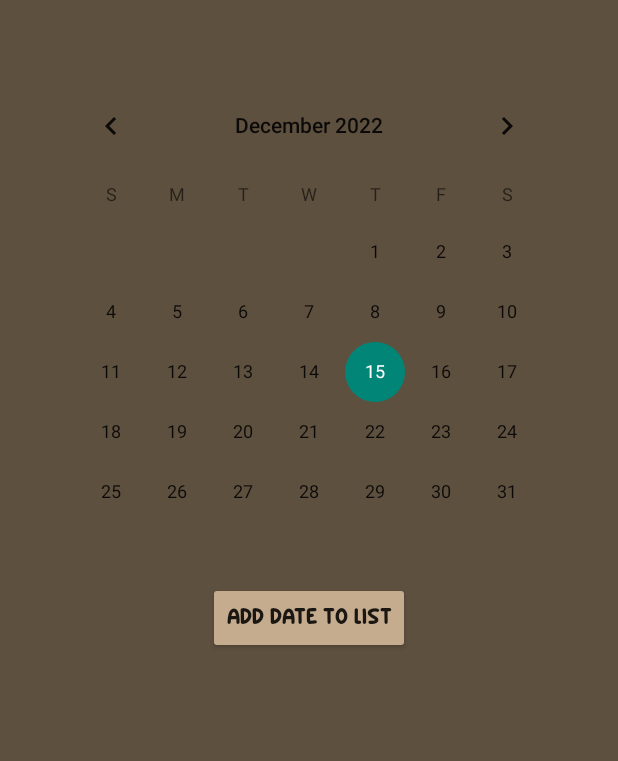
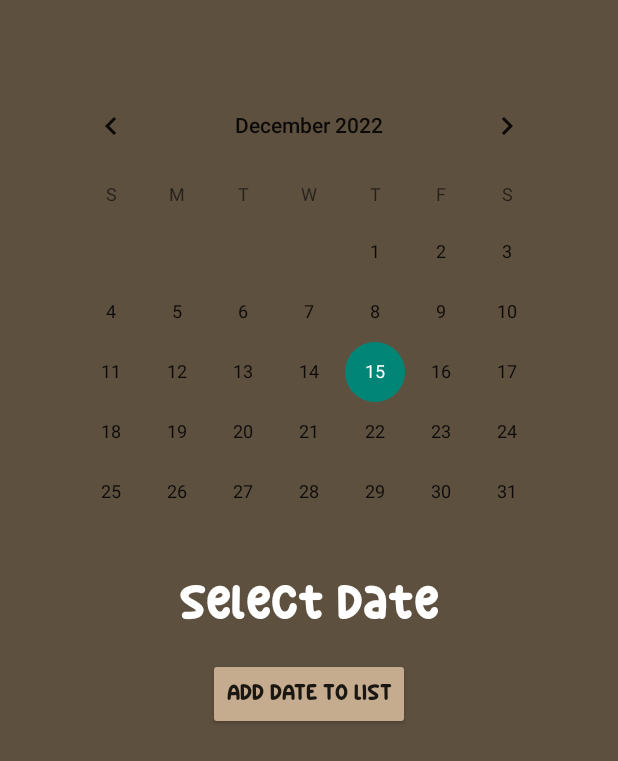
Before and after one commit to AlexaGTorres/Planner, an Android app: the Calender screen opened directly, with no data from a screen before it, on a phone screen of 412 x 824 dp. Shown: the top 761 px of the screen. Run offline under Robolectric (Android 15) with nearby library versions, the phone set to English and light mode, and no system bars.

Commit message:
Somehow got date picker to work. :)

```diff
--- a/app/src/main/java/com/example/planner/Calender.java
+++ b/app/src/main/java/com/example/planner/Calender.java
@@ -2,16 +2,25 @@ package com.example.planner;
 
 import androidx.appcompat.app.AppCompatActivity;
 
-import android.content.Intent;
+import android.annotation.SuppressLint;
+import android.app.DatePickerDialog;
+import android.graphics.Color;
+import android.graphics.drawable.ColorDrawable;
 import android.os.Bundle;
 import android.view.View;
+import android.widget.DatePicker;
+import android.widget.EditText;
+import android.widget.TextView;
 
 import java.util.Calendar;
 import java.util.Date;
 
 public class Calender extends AppCompatActivity
 {
+    TextView etDate;
+    DatePickerDialog.OnDateSetListener setListener;
 
+    @SuppressLint("MissingInflatedId")
     @Override
     protected void onCreate(Bundle savedInstanceState)
     {
@@ -20,10 +29,36 @@ public class Calender extends AppCompatActivity
         setContentView(R.layout.activity_calender);
 
         Date currentTime = Calendar.getInstance().getTime();//Get current date and time for calender
-    }
 
-    public void onClickListFromCalender (View v)
-    {
-        startActivity(new Intent(Calender.this, List.class));
+        etDate = findViewById(R.id.datePicker);
+
+        Calendar c = Calendar.getInstance();
+        final int year = c.get(Calendar.YEAR);
+        final int month = c.get(Calendar.MONTH);
+        final int day = c.get(Calendar.DAY_OF_MONTH);
+
+        etDate.setOnClickListener(new View.OnClickListener()
+        {
+            @Override
+            public void onClick(View v)
+            {
+                DatePickerDialog datePickerDialog = new DatePickerDialog(
+                        Calender.this, android.R.style.Theme_Holo_Light_Dialog_MinWidth
+                        ,setListener, year, month, day);
+                datePickerDialog.getWindow().setBackgroundDrawable(new ColorDrawable(Color.TRANSPARENT));
+                datePickerDialog.show();
+            }
+        });
+
+        setListener = new DatePickerDialog.OnDateSetListener()
+        {
+            @Override
+            public void onDateSet(DatePicker datePicker, int year, int month, int dayOfMonth)
+            {
+                month = month + 1;
+                String date = month + "/" + dayOfMonth +"/" + year;
+                etDate.setText(date);
+            }
+        };
     }
 }
--- a/app/src/main/res/layout/activity_calender.xml
+++ b/app/src/main/res/layout/activity_calender.xml
@@ -15,6 +15,17 @@
         android:layout_gravity="center"
         android:layout_marginTop="50dp" />
 
+    <TextView
+        android:id="@+id/datePicker"
+        android:layout_width="wrap_content"
+        android:layout_height="wrap_content"
+        android:layout_gravity="center"
+        android:fontFamily="@font/smallprint"
+        android:text="Select Date"
+        android:textColor="#FFFFFF"
+        android:textSize="30dp"
+        android:layout_marginBottom="20dp"/>
+
     <Button
         android:id="@+id/addDateButton"
         android:layout_width="wrap_content"
```
